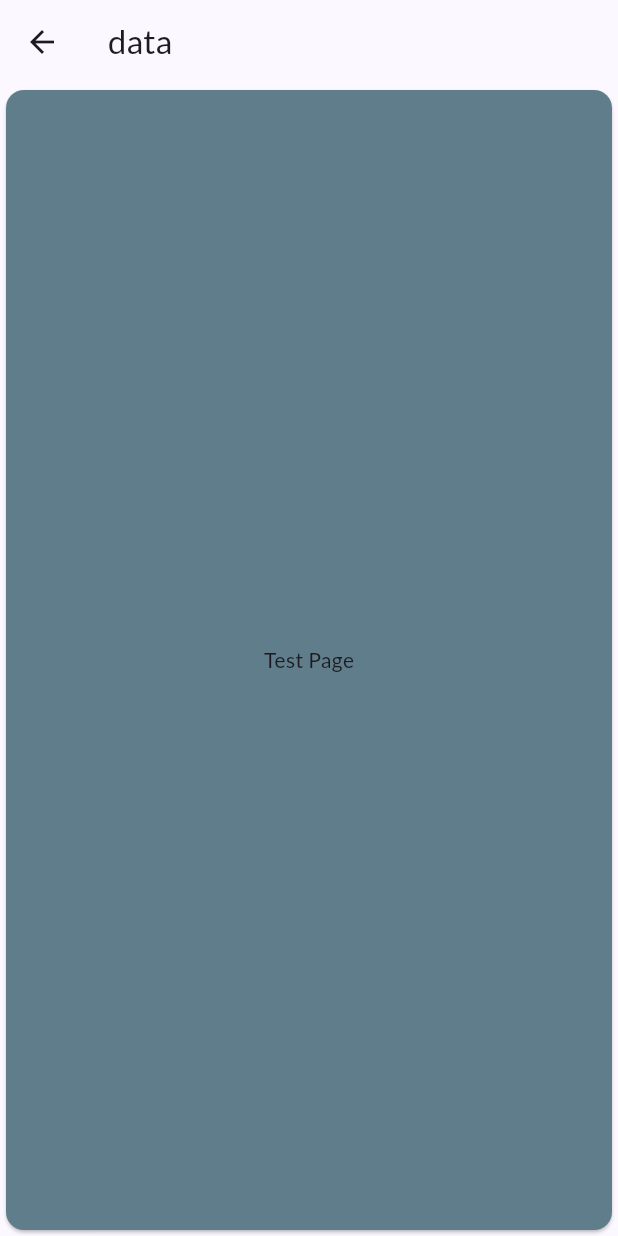
After one commit to jay-lab/meals_clone, a Flutter app: the screen it shows after launch, after a tap on an icon or button, on a phone screen of 412 x 824 dp. The commit adds this screen. Run offline on Flutter 3.47's test engine with Material 3 defaults, Android fonts, the phone set to English and light mode, and no system bars; our stand-ins replace flutter_riverpod, google_fonts.

Commit message:
상세화면 이동 기능 - detail 페이지 샘플 구현 - 제스쳐 관련 기능(InkWell)

```diff
--- /dev/null
+++ b/lib/screens/meal_detail.dart
@@ -0,0 +1,32 @@
+import 'package:flutter/material.dart';
+class MealDetailsScreen extends StatelessWidget {
+  const MealDetailsScreen({super.key});
+
+  @override
+  Widget build(BuildContext context) {
+    return
+    // const Card(
+    //     child: Center(
+    //       child: Text('Test Page'),
+    //   ),
+    // );
+
+    // AppBar를 사용하기 위해 Scaffold로 랩핑
+    Scaffold(
+      appBar: AppBar(
+        title: const Text('data'),
+      ),
+      body: Card(
+        color: Colors.blueGrey,
+        child: GestureDetector(
+          onTap: (){
+            Navigator.of(context).pop();
+          },
+          child: const Center(
+            child: Text('Test Page'),
+          ),
+        ),
+      ),
+    );
+  }
+}
--- a/lib/widgets/category_grid_item.dart
+++ b/lib/widgets/category_grid_item.dart
@@ -1,4 +1,5 @@
 import 'package:flutter/material.dart';
+import 'package:meals_clone/screens/meal_detail.dart';
 
 class CategoryGridItem extends StatelessWidget {
   final int itemNumber;
@@ -10,19 +11,28 @@ class CategoryGridItem extends StatelessWidget {
 
   @override
   Widget build(BuildContext context) {
-    return Stack(
+    return InkWell(
+      onTap: () {
+        Navigator.of(context).push(MaterialPageRoute(
+            builder: (ctx) =>
+            const MealDetailsScreen()
+          )
+        );
+      },
+      child: Stack(
         children: [
           const Placeholder(),
           Center(
             child: Text(
               itemNumber.toString(),
-            style: TextStyle(
+              style: const TextStyle(
                   fontWeight: FontWeight.bold,
                   fontSize: 20,
                   color: Colors.deepOrangeAccent),
             ),
           ),
         ],
+      ),
     );
   }
 }
```
Lines whose indentation alone changed are shown as unchanged.
